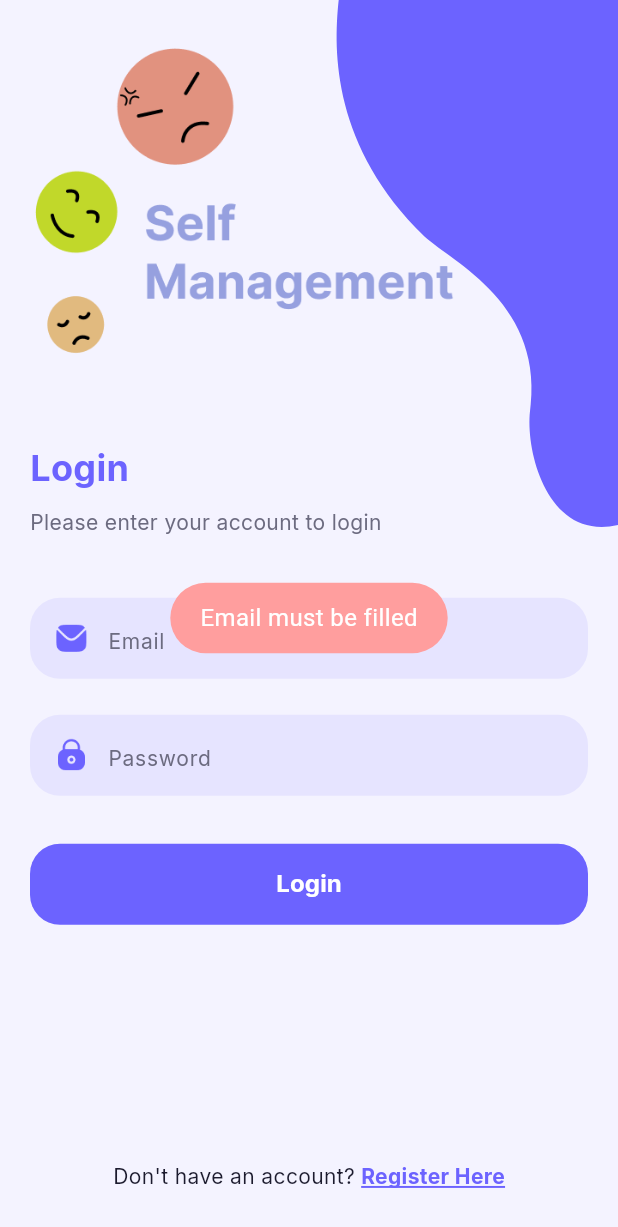
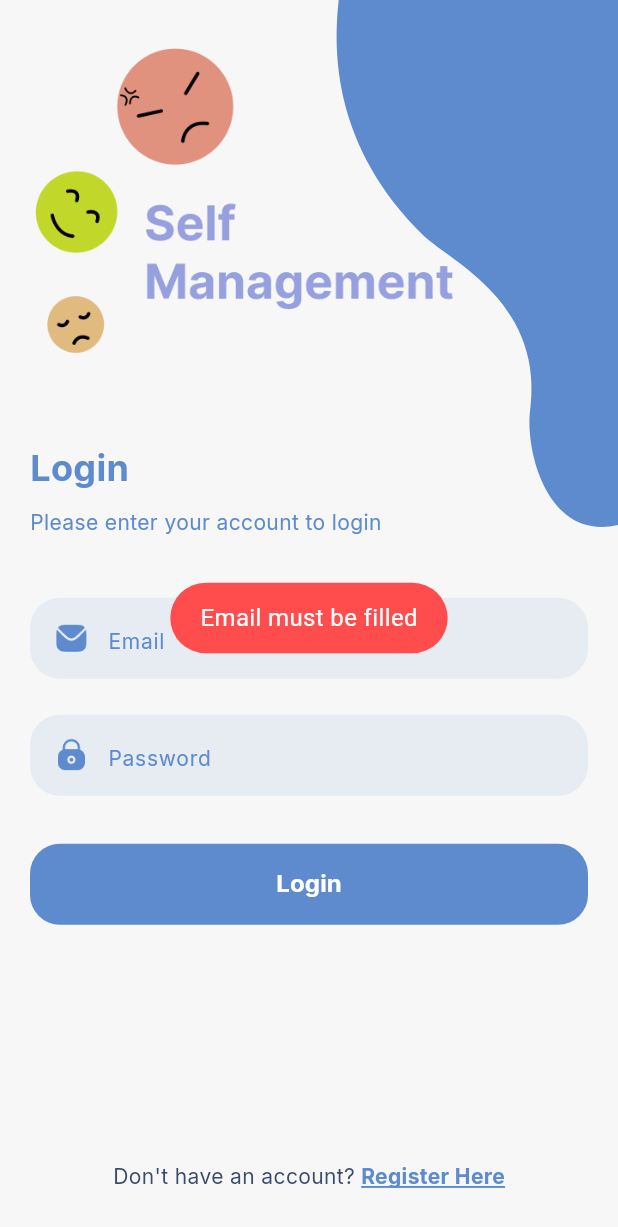
Before and after one commit to Fendyra/kavana-app, a Flutter app: the screen it shows after launch, after a tap on "Login", on a phone screen of 412 x 824 dp. Shown: the top 1227 px of the screen. Run offline on Flutter 3.47's test engine with Material 3 defaults, Android fonts, the phone set to English and light mode, and no system bars; our stand-ins replace calendar_view, flutter_markdown, flutter_native_timezone, fluttertoast, gap, get and 4 more; missing offline and left inert: d_chart, d_info, d_session, fd_log; accounts and stored records are empty; network calls fail.

Commit message:
Replace Themes

```diff
--- a/lib/common/app_color.dart
+++ b/lib/common/app_color.dart
@@ -1,26 +1,23 @@
 import 'package:flutter/material.dart';
 
 class AppColor {
-  // Core Colors
-  static const primary = Color(0xFF6C63FF);
-  static const secondary = Color(0xFFB8B3FF);
+  // Core Colors (Berdasarkan tema kartu)
+  static const primary = Color(0xFF5D8BCE); // Biru medium yang tenang
+  static const secondary = Color(0xFFFFE57F); // Kuning cerah (dari smiley face)
 
-  //Backgrounds/Surfaces
-  static const surface = Color(0xFFF4F3FF);
-  static const surfaceContainer = Color(0xFFFFFFFF);
+  // Backgrounds/Surfaces
+  static const surface = Color(0xFFF7F7F7); // Latar belakang kartu (abu-abu sangat muda)
+  static const surfaceContainer = Color(0xFFFFFFFF); // Putih solid
+  static const surfaceLightYellow = Color(0xFFFFFBE5); // Kuning pucat (dari pattern)
+  static const surfaceLightBlue = Color(0xFFEAF1FA); // Biru sangat muda (tint dari primary)
 
-// Status Colors
-  static const error = Color(0xFFFF9E9E);
-  static const success = Color(0xFF90EE90);
-  static const warning = Color(0xFFFFD580);
+  // Status Colors (Disimpan sebagai warna standar)
+  static const error = Color(0xFFFF4D4D); // Merah cerah
+  static const success = Color(0xFF34C759); // Hijau cerah
+  static const warning = Color(0xFFFFE57F); // Kuning (sama dengan secondary)
 
-// Neurotransmitters
-  static const dopamine = Color(0xFFFFE066);
-  static const serotonin = Color(0xFFFFC2E0);
-  static const oxytocin = Color(0xFFFFA8A8);
-  static const endorphin = Color(0xFF9BE3DE);
-
-// Text Colors
-  static const textTitle = Color(0xFF1C1B2E);
-  static const textBody = Color(0xFF6C6B80);
+  // Text Colors
+  static const textTitle = Color(0xFF3A4B6A); // Biru tua/charcoal (untuk judul/teks utama)
+  static const textBody = Color(0xFF5D8BCE); // Biru primary (untuk sub-teks/ikon)
+  static const textHint = Color(0xFFB0C4DE); // Biru-abu muda (untuk teks petunjuk)
 }
--- a/lib/main.dart
+++ b/lib/main.dart
@@ -11,6 +11,7 @@
 import 'package:kavana_app/view/pages/dashboard_page.dart';
 import 'package:kavana_app/view/pages/finance/add_savings_page.dart';
 import 'package:kavana_app/view/pages/finance/currency_converter_page.dart';
+import 'package:kavana_app/view/pages/finance/savings_history_page.dart';
 import 'package:kavana_app/view/pages/login_page.dart';
 import 'package:kavana_app/view/pages/mood/choose_mood_page.dart';
 import 'package:kavana_app/view/pages/register_page.dart';
@@ -21,6 +22,7 @@
 import 'package:timezone/timezone.dart' as tz;
 import 'package:flutter_native_timezone/flutter_native_timezone.dart';
 
+
 void main() async {
   WidgetsFlutterBinding.ensureInitialized();
   await _initializeTimeZones();
@@ -30,11 +32,11 @@
 Future<void> _initializeTimeZones() async {
   tz.initializeTimeZones();
   try {
-    final String currentTimeZone = await FlutterNativeTimezone.getLocalTimezone();
-    tz.setLocalLocation(tz.getLocation(currentTimeZone));
+      final String currentTimeZone = await FlutterNativeTimezone.getLocalTimezone();
+      tz.setLocalLocation(tz.getLocation(currentTimeZone));
   } catch (e) {
-    print('Could not get local timezone: $e');
-    tz.setLocalLocation(tz.getLocation('Asia/Jakarta'));
+      print('Could not get local timezone: $e');
+      tz.setLocalLocation(tz.getLocation('Asia/Jakarta'));
   }
 }
 
@@ -80,26 +82,28 @@
         AllAgendaPage.routeName: (context) => const AllAgendaPage(),
         AddAgendaPage.routeName: (context) => const AddAgendaPage(),
         DetailAgendaPage.routeName: (context) {
-          int agendaId = ModalRoute.of(context)!.settings.arguments as int;
+          int agendaId = ModalRoute.settingsOf(context)?.arguments as int;
           return DetailAgendaPage(agendaId: agendaId);
         },
         AddSolutionPage.routeName: (context) => const AddSolutionPage(),
         UpdateSolutionPage.routeName: (context) {
           SolutionModel solution =
-              ModalRoute.of(context)!.settings.arguments as SolutionModel;
+              ModalRoute.settingsOf(context)?.arguments as SolutionModel;
           return UpdateSolutionPage(solution: solution);
         },
         DetailSolutionPage.routeName: (context) {
-          int solutionId = ModalRoute.of(context)!.settings.arguments as int;
+          int solutionId = ModalRoute.settingsOf(context)?.arguments as int;
           return DetailSolutionPage(solutionId: solutionId);
         },
         ChatAIPage.routeName: (context) => const ChatAIPage(),
         AddSavingsPage.routeName: (context) => const AddSavingsPage(),
         CurrencyConverterPage.routeName: (context) {
-          ModalRoute.of(context)!.settings.arguments as double;
-          return const CurrencyConverterPage();
+          double totalSavings = ModalRoute.settingsOf(context)?.arguments as double;
+          return CurrencyConverterPage();
         },
+        SavingsHistoryPage.routeName: (context) => const SavingsHistoryPage(),
       },
+
     );
   }
 }
```
Also changed, not shown: assets/images/logo-kavana.png (added).
